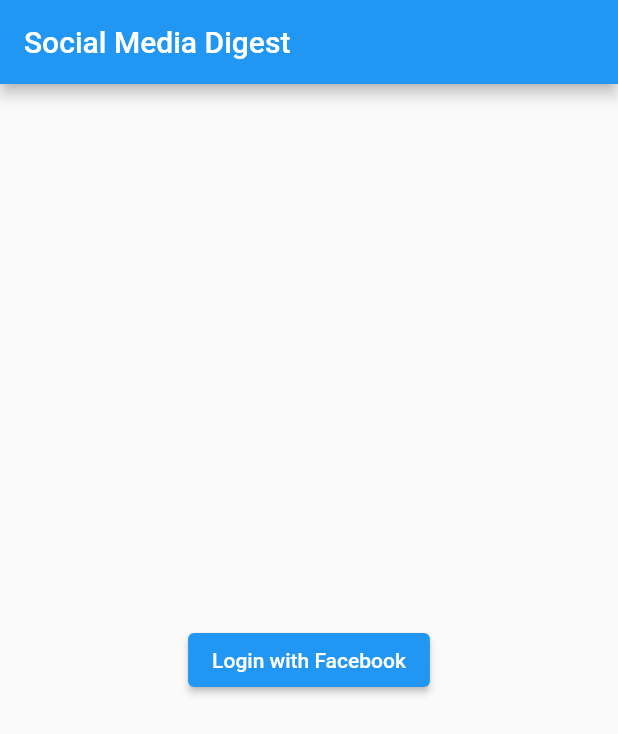
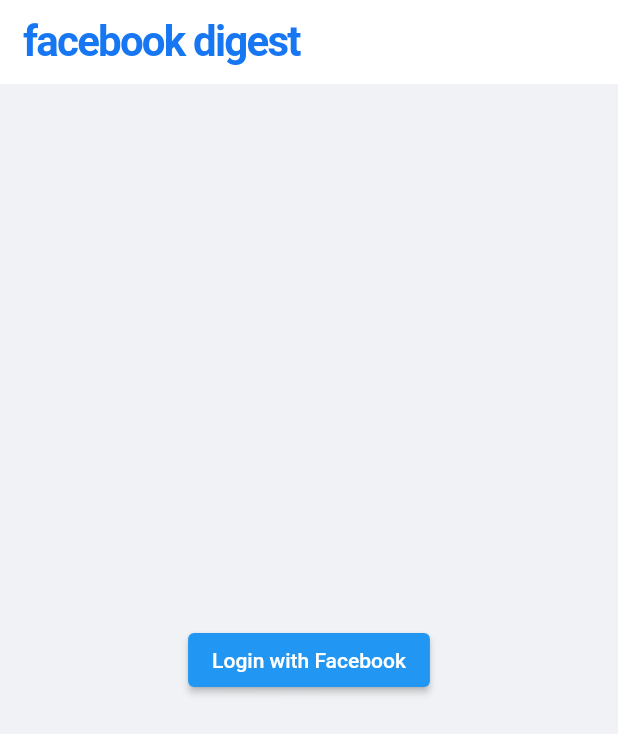
Before and after one commit to moinmir/digest, a Flutter app: the screen it shows after launch, on a phone screen of 412 x 824 dp. Shown: the top 734 px of the screen. Run offline on Flutter 3.47's test engine with Material 2 defaults, Android fonts, the phone set to English and light mode, and no system bars; missing offline and left inert: flutter_facebook_login.

Commit message:
new structure

```diff
--- /dev/null
+++ b/lib/config/palette.dart
@@ -0,0 +1,19 @@
+import 'package:flutter/material.dart';
+
+class Palette {
+  static const Color scaffold = Color(0xFFF0F2F5);
+
+  static const Color facebookBlue = Color(0xFF1777F2);
+
+  static const LinearGradient createRoomGradient = LinearGradient(
+    colors: [Color(0xFF496AE1), Color(0xFFCE48B1)],
+  );
+
+  static const Color online = Color(0xFF4BCB1F);
+
+  static const LinearGradient storyGradient = LinearGradient(
+    begin: Alignment.topCenter,
+    end: Alignment.bottomCenter,
+    colors: [Colors.transparent, Colors.black26],
+  );
+}
--- a/lib/main.dart
+++ b/lib/main.dart
@@ -1,5 +1,6 @@
 import 'package:flutter/material.dart';
-import 'package:flutter_facebook_login/flutter_facebook_login.dart';
+import 'package:digest/config/palette.dart';
+import 'package:digest/screens/screens.dart';
 
 void main() => runApp(MyApp());
 
@@ -9,69 +10,14 @@
   @override
   Widget build(BuildContext context) {
     return MaterialApp(
-      title: 'Social Media Digest',
+      title: 'Flutter Facebook UI',
+      debugShowCheckedModeBanner: false,
       theme: ThemeData(
         primarySwatch: Colors.blue,
+        visualDensity: VisualDensity.adaptivePlatformDensity,
+        scaffoldBackgroundColor: Palette.scaffold,
       ),
-      home: LoginPage(title: 'Social Media Digest'),
+      home: LoginPage()
     );
   }
 }
-
-class LoginPage extends StatefulWidget {
-  LoginPage({Key key, this.title}) : super(key: key);
-
-  final String title;
-
-  @override
-  _LoginPageState createState() => _LoginPageState();
-}
-
-class _LoginPageState extends State<LoginPage> {
-
-  bool isLoggedIn = false;
-
-  void onLoginStatusChanged(bool isLoggedIn) {
-    setState(() {
-      this.isLoggedIn = isLoggedIn;
-    });
-  }
-
-  void initiateFacebookLogin() async {
-    var facebookLogin = FacebookLogin();
-    var facebookLoginResult = await facebookLogin.logIn(['email']);
-    switch (facebookLoginResult.status) {
-      case FacebookLoginStatus.error:
-        print("Error");
-        onLoginStatusChanged(false);
-        break;
-      case FacebookLoginStatus.cancelledByUser:
-        print("CancelledByUser");
-        onLoginStatusChanged(false);
-        break;
-      case FacebookLoginStatus.loggedIn:
-        print("LoggedIn");
-        onLoginStatusChanged(true);
-        break;
-    }
-  }
-
-  @override
-  Widget build(BuildContext context) {
-    return Scaffold(
-      appBar: AppBar(
-        title: Text(widget.title),
-      ),
-      body: Container(
-        child: Center(
-          child: isLoggedIn
-            ? Text("Logged In")
-            : ElevatedButton(
-              child: Text("Login with Facebook"),
-              onPressed: () => initiateFacebookLogin(),
-          ),
-        ),
-      ),
-    );
-  }
-}
--- /dev/null
+++ b/lib/screens/login_page.dart
@@ -0,0 +1,83 @@
+import 'package:flutter_facebook_login/flutter_facebook_login.dart';
+import 'package:flutter/material.dart';
+import 'package:digest/screens/screens.dart';
+
+import 'package:flutter/cupertino.dart';
+import 'package:digest/config/palette.dart';
+
+
+class LoginPage extends StatefulWidget {
+  @override
+  _LoginPageState createState() => _LoginPageState();
+}
+
+class _LoginPageState extends State<LoginPage> {
+
+  bool isLoggedIn = false;
+
+  void onLoginStatusChanged(bool isLoggedIn) {
+    setState(() {
+      this.isLoggedIn = isLoggedIn;
+    });
+  }
+
+  void initiateFacebookLogin() async {
+    var facebookLogin = FacebookLogin();
+    var facebookLoginResult = await facebookLogin.logIn(['email']);
+    switch (facebookLoginResult.status) {
+      case FacebookLoginStatus.error:
+        print("Error");
+        onLoginStatusChanged(false);
+        break;
+      case FacebookLoginStatus.cancelledByUser:
+        print("CancelledByUser");
+        onLoginStatusChanged(false);
+        break;
+      case FacebookLoginStatus.loggedIn:
+        print("LoggedIn");
+        onLoginStatusChanged(true);
+        break;
+    }
+  }
+
+  @override
+  Widget build(BuildContext context) {
+    return Scaffold(
+      body: CustomScrollView(
+        slivers: [
+        SliverAppBar(
+          brightness: Brightness.light,
+          backgroundColor: Colors.white,
+          title: Text(
+            'facebook digest',
+            style: const TextStyle(
+              color: Palette.facebookBlue,
+              fontSize: 28.0,
+              fontWeight: FontWeight.bold,
+              letterSpacing: -1.2,
+            ),
+          ),
+          floating: true,
+        ),
+          SliverFillRemaining(
+            child: Center(
+              child: isLoggedIn
+                  ? Text("Logged In")
+                  : ElevatedButton(
+                child: Text("Login with Facebook"),
+                onPressed: () {
+                  initiateFacebookLogin();
+                  Navigator.push(
+                      context,
+                      MaterialPageRoute(builder: (context) => HomePage())
+                  );
+                },
+              ),
+            ),
+          )
+      ],
+      )
+    );
+
+  }
+}
--- /dev/null
+++ b/lib/screens/screens.dart
@@ -0,0 +1,2 @@
+export 'home_screen.dart';
+export 'login_page.dart';
--- /dev/null
+++ b/lib/widgets/widgets.dart
@@ -0,0 +1 @@
+export 'circle_button.dart';
--- a/pubspec.yaml
+++ b/pubspec.yaml
@@ -25,10 +25,11 @@
     sdk: flutter
   flutter_facebook_login: ^3.0.0
 
-
   # The following adds the Cupertino Icons font to your application.
   # Use with the CupertinoIcons class for iOS style icons.
   cupertino_icons: ^1.0.2
+  cached_network_image: ^2.2.0+1
+  material_design_icons_flutter: ^4.0.5345
 
 dev_dependencies:
   flutter_test:
```
Also changed, not shown: lib/screens/home_screen.dart (added, +45 -0 lines), lib/widgets/circle_button.dart (added, +31 -0 lines), lib/screens/friends.dart (added), pubspec.lock, 1 other file.
